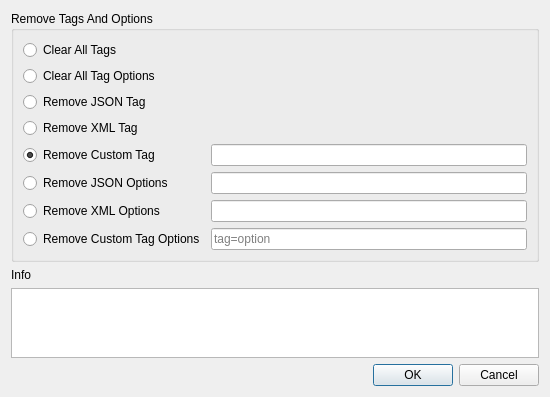
The window that liteidex/src/plugins/golangedit/goremovetagsdialog.ui (visualfc/liteide) describes before a commit, drawn with Qt 5.
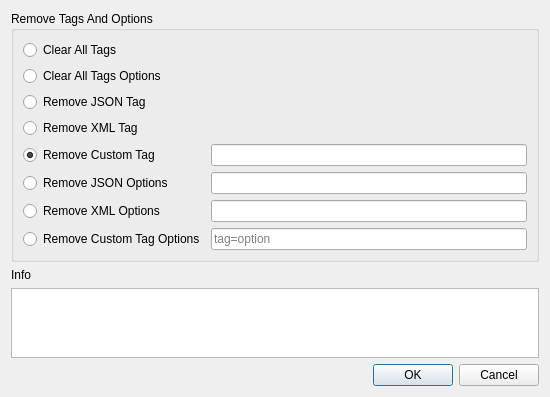
The same window after the commit.

Patch:
```diff
--- a/liteidex/src/plugins/golangedit/goremovetagsdialog.ui
+++ b/liteidex/src/plugins/golangedit/goremovetagsdialog.ui
@@ -33,7 +33,7 @@
       <item row="1" column="0">
        <widget class="QRadioButton" name="clearAllOptionsRadioButton">
         <property name="text">
-         <string>Clear All Tag Options</string>
+         <string>Clear All Tags Options</string>
         </property>
        </widget>
       </item>
```
Left out of the diff: 8 changed lines with no effect on the pictures.
